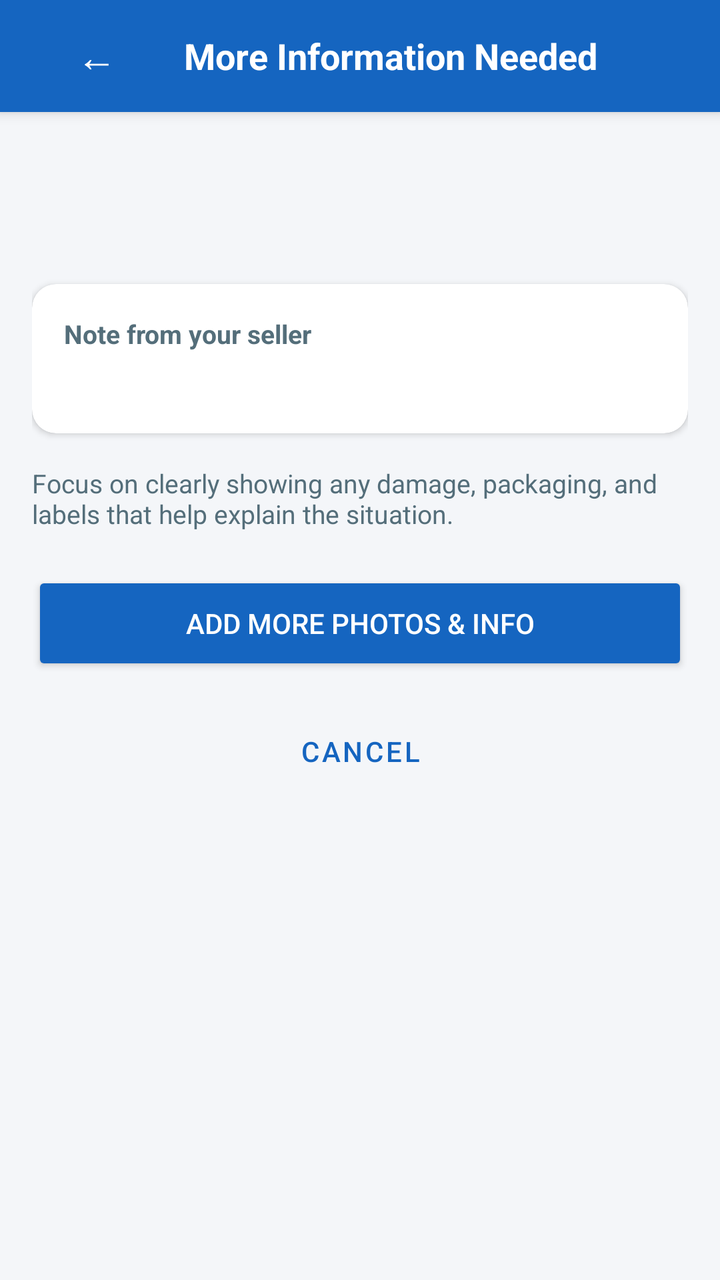
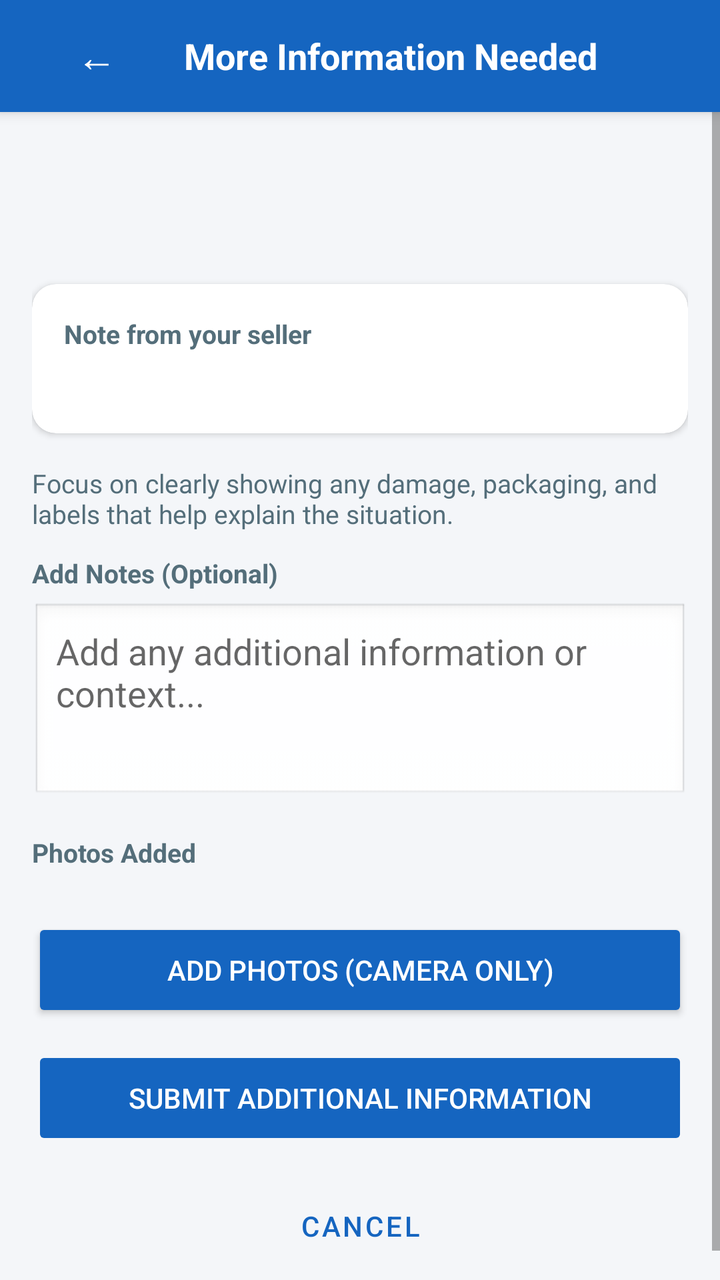

Before-and-after screenshots of an Android layout around one commit, followed by the original layout XML and the change that was made.
<!-- AndroidManifest.xml: application theme AppTheme -->
<!-- res/layout/activity_buyer_more_info.xml -->
<?xml version="1.0" encoding="utf-8"?>
<LinearLayout xmlns:android="http://schemas.android.com/apk/res/android"
    xmlns:app="http://schemas.android.com/apk/res-auto"
    android:layout_width="match_parent"
    android:layout_height="match_parent"
    android:orientation="vertical"
    android:background="@color/bg_screen">

    
    <LinearLayout
        android:layout_width="match_parent"
        android:layout_height="56dp"
        android:orientation="horizontal"
        android:background="@color/brand_primary"
        android:gravity="center_vertical"
        android:paddingStart="4dp"
        android:paddingEnd="12dp"
        android:elevation="4dp">

        <Button
            android:id="@+id/buttonBack"
            android:layout_width="wrap_content"
            android:layout_height="wrap_content"
            android:text="←"
            android:textSize="20sp"
            android:textColor="@color/white"
            style="?attr/borderlessButtonStyle" />

        <TextView
            android:layout_width="0dp"
            android:layout_height="wrap_content"
            android:layout_weight="1"
            android:text="@string/more_info_toolbar_title"
            android:textColor="@color/white"
            android:textSize="18sp"
            android:textStyle="bold" />

    </LinearLayout>

    <ScrollView
        android:layout_width="match_parent"
        android:layout_height="0dp"
        android:layout_weight="1">

        <LinearLayout
            android:layout_width="match_parent"
            android:layout_height="wrap_content"
            android:orientation="vertical"
            android:padding="16dp">

            <TextView
                android:id="@+id/textMoreInfoTitle"
                android:layout_width="match_parent"
                android:layout_height="wrap_content"
                android:textSize="20sp"
                android:textStyle="bold"
                android:textColor="@color/text_primary"
                android:layout_marginBottom="8dp" />

            <TextView
                android:id="@+id/textMoreInfoMessage"
                android:layout_width="match_parent"
                android:layout_height="wrap_content"
                android:textSize="14sp"
                android:textColor="@color/text_secondary"
                android:lineSpacingExtra="3dp"
                android:layout_marginBottom="16dp" />

            <androidx.cardview.widget.CardView
                android:layout_width="match_parent"
                android:layout_height="wrap_content"
                android:layout_marginBottom="16dp"
                app:cardCornerRadius="12dp"
                app:cardElevation="2dp"
                app:cardBackgroundColor="@color/bg_surface">

                <LinearLayout
                    android:layout_width="match_parent"
                    android:layout_height="wrap_content"
                    android:orientation="vertical"
                    android:padding="16dp">

                    <TextView
                        android:id="@+id/textSellerNoteLabel"
                        android:layout_width="match_parent"
                        android:layout_height="wrap_content"
                        android:text="@string/more_info_seller_note_label"
                        android:textSize="13sp"
                        android:textStyle="bold"
                        android:textColor="@color/text_secondary"
                        android:layout_marginBottom="6dp" />

                    <TextView
                        android:id="@+id/textSellerNote"
                        android:layout_width="match_parent"
                        android:layout_height="wrap_content"
                        android:textSize="14sp"
                        android:textColor="@color/text_primary" />

                </LinearLayout>
            </androidx.cardview.widget.CardView>

            <TextView
                android:layout_width="match_parent"
                android:layout_height="wrap_content"
                android:text="@string/more_info_hint"
                android:textSize="13sp"
                android:textColor="@color/text_secondary"
                android:layout_marginBottom="20dp" />

            <Button
                android:id="@+id/buttonAddMore"
                android:layout_width="match_parent"
                android:layout_height="52dp"
                android:text="@string/more_info_add_more_button"
                android:backgroundTint="@color/brand_primary"
                android:textColor="@color/white"
                android:layout_marginBottom="12dp" />

            <Button
                android:id="@+id/buttonCancel"
                android:layout_width="match_parent"
                android:layout_height="52dp"
                android:text="@string/more_info_cancel_button"
                style="@style/Widget.MaterialComponents.Button.OutlinedButton" />

        </LinearLayout>
    </ScrollView>

</LinearLayout>
<!-- resources referenced by this layout -->
<resources>
  <color name="bg_screen">#F4F6F9</color>
  <color name="bg_surface">#FFFFFF</color>
  <color name="brand_primary">#1565C0</color>
  <color name="text_primary">#1A1A2E</color>
  <color name="text_secondary">#546E7A</color>
  <color name="white">#FFFFFFFF</color>
  <string name="more_info_add_more_button">Add More Photos &amp; Info</string>
  <string name="more_info_cancel_button">Cancel</string>
  <string name="more_info_hint">Focus on clearly showing any damage, packaging, and labels that help explain the situation.</string>
  <string name="more_info_seller_note_label">Note from your seller</string>
  <string name="more_info_toolbar_title">More Information Needed</string>
  <style name="AppTheme" parent="Theme.MaterialComponents.Light.NoActionBar">
          <item name="colorPrimary">@color/brand_primary</item>
          <item name="colorPrimaryVariant">@color/brand_primary_dark</item>
          <item name="colorOnPrimary">@color/white</item>
          <item name="colorSecondary">@color/brand_secondary</item>
          <item name="colorOnSecondary">@color/white</item>
          <item name="android:windowBackground">@color/bg_screen</item>
          <item name="android:statusBarColor">@color/brand_primary_dark</item>
      </style>
  <color name="brand_primary_dark">#003c8f</color>
  <color name="brand_secondary">#00838F</color>
</resources>

<!-- the commit's change to res/layout/activity_buyer_more_info.xml (unified diff, before → after) -->
@@ -106,15 +106,62 @@
                 android:text="@string/more_info_hint"
                 android:textSize="13sp"
                 android:textColor="@color/text_secondary"
-                android:layout_marginBottom="20dp" />
+                android:layout_marginBottom="12dp" />
+
+            <TextView
+                android:layout_width="match_parent"
+                android:layout_height="wrap_content"
+                android:text="Add Notes (Optional)"
+                android:textSize="13sp"
+                android:textStyle="bold"
+                android:textColor="@color/text_secondary"
+                android:layout_marginBottom="6dp" />
+
+            <EditText
+                android:id="@+id/editBuyerNotes"
+                android:layout_width="match_parent"
+                android:layout_height="wrap_content"
+                android:minHeight="100dp"
+                android:hint="Add any additional information or context..."
+                android:inputType="textMultiLine"
+                android:gravity="top|start"
+                android:padding="12dp"
+                android:layout_marginBottom="16dp"
+                android:background="@android:drawable/edit_text" />
+
+            <TextView
+                android:layout_width="match_parent"
+                android:layout_height="wrap_content"
+                android:text="Photos Added"
+                android:textSize="13sp"
+                android:textStyle="bold"
+                android:textColor="@color/text_secondary"
+                android:layout_marginBottom="8dp" />
+
+            <LinearLayout
+                android:id="@+id/photoThumbnails"
+                android:layout_width="match_parent"
+                android:layout_height="wrap_content"
+                android:orientation="horizontal"
+                android:layout_marginBottom="16dp" />
 
             <Button
                 android:id="@+id/buttonAddMore"
                 android:layout_width="match_parent"
                 android:layout_height="52dp"
-                android:text="@string/more_info_add_more_button"
+                android:text="Add Photos (Camera Only)"
                 android:backgroundTint="@color/brand_primary"
                 android:textColor="@color/white"
+                android:layout_marginBottom="12dp" />
+
+            <Button
+                android:id="@+id/buttonSubmit"
+                android:layout_width="match_parent"
+                android:layout_height="52dp"
+                android:text="Submit Additional Information"
+                android:backgroundTint="@color/brand_primary"
+                android:textColor="@color/white"
+                android:enabled="false"
                 android:layout_marginBottom="12dp" />
 
             <Button
<!-- resource entries referenced after the edit -->
@@ -6,7 +6,6 @@
   <color name="text_primary">#1A1A2E</color>
   <color name="text_secondary">#546E7A</color>
   <color name="white">#FFFFFFFF</color>
-  <string name="more_info_add_more_button">Add More Photos &amp; Info</string>
   <string name="more_info_cancel_button">Cancel</string>
   <string name="more_info_hint">Focus on clearly showing any damage, packaging, and labels that help explain the situation.</string>
   <string name="more_info_seller_note_label">Note from your seller</string>
